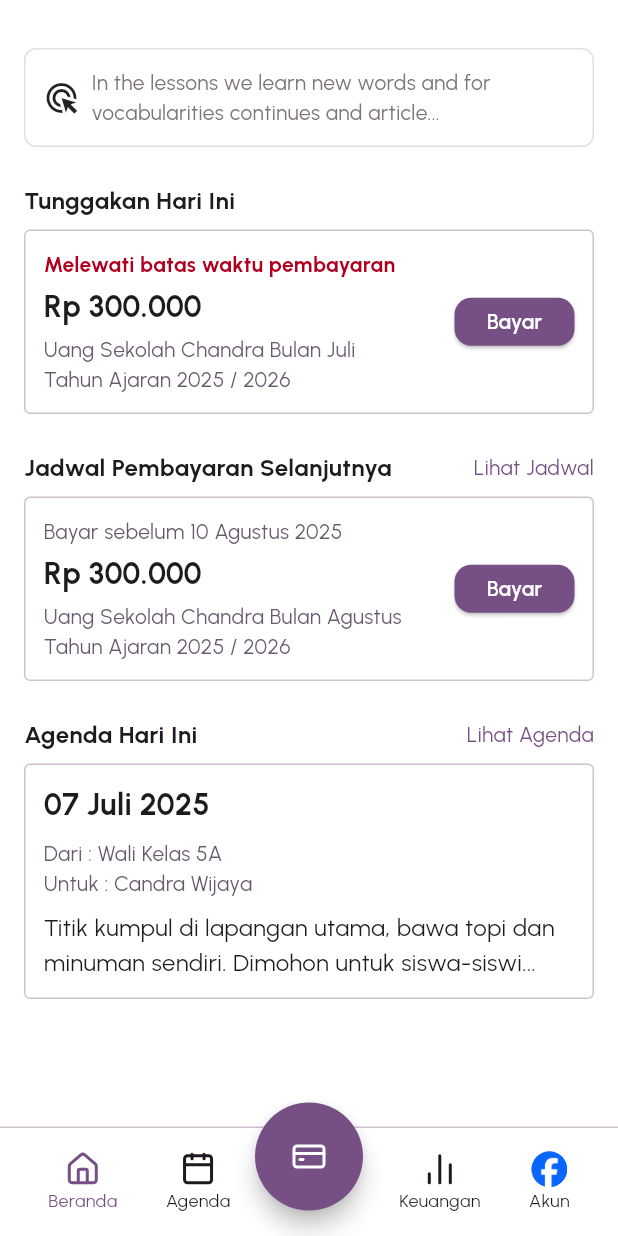
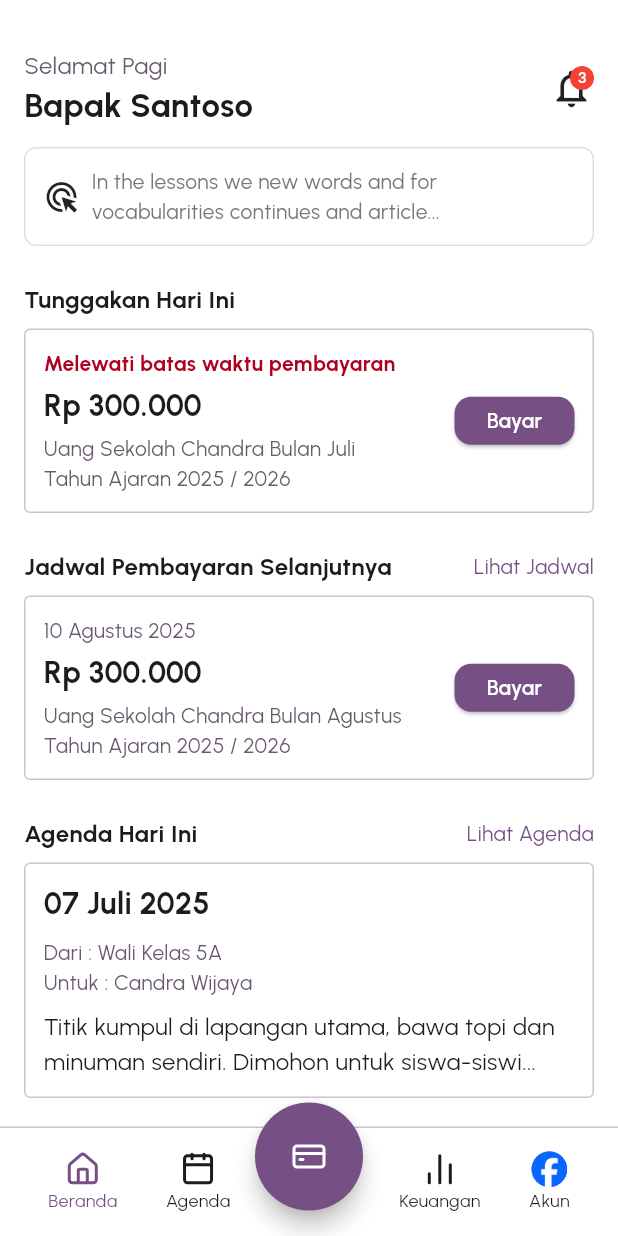
Before and after one commit to s1mpleBoy29/sekolahpro, a Flutter app: the screen it shows after launch, after a tap on "Log In", on a phone screen of 412 x 824 dp. Run offline on Flutter 3.47's test engine with Material 3 defaults, Android fonts, the phone set to English and light mode, and no system bars; our stand-ins replace cached_network_image, flutter_svg, lottie, lucide_icons, package_info_plus, shared_preferences.

Commit message:
new-home-widgets

```diff
--- /dev/null
+++ b/lib/presentation/home/home.dart
@@ -0,0 +1,92 @@
+import 'package:flutter/material.dart';
+import 'package:guardian_app/core/app_export.dart';
+import 'package:guardian_app/widgets/bottom_nav_bar.dart';
+import 'package:guardian_app/widgets/custom_fab.dart';
+// import 'package:guardian_app/widgets/topbar.dart';
+import 'package:guardian_app/widgets/ad_card.dart';
+import 'package:guardian_app/widgets/agenda_card.dart';
+import 'package:guardian_app/widgets/due_card.dart';
+import 'package:guardian_app/presentation/home/widgets/section_title.dart';
+import 'package:guardian_app/presentation/home/widgets/header.dart';
+
+class HomeScreen extends StatefulWidget {
+  const HomeScreen({super.key});
+
+  @override
+  HomePageScreen createState() => HomePageScreen();
+}
+
+class HomePageScreen extends State<HomeScreen> {
+  @override
+  Widget build(BuildContext context) {
+    return Scaffold(
+      backgroundColor: Colors.white,
+      bottomNavigationBar: BottomNavBar(
+        context: context,
+        theme: theme,
+      ),
+      floatingActionButton: CustomFAB(
+        onPressed: () {},
+      ),
+      floatingActionButtonLocation: FloatingActionButtonLocation.centerDocked,
+      body: SafeArea(
+        child: ListView(
+          padding: const EdgeInsets.all(16),
+          children: [
+            // TopBar(
+            //   mode: TopBarMode.greeting,
+            //   greeting: "Selamat Pagi,",
+            //   userName: "Bapak Santoso",
+            //   notificationCount: 3,
+            //   onNotificationTap: () {
+            //     // Navigasi ke halaman notifikasi
+            //   },
+            // ),
+            const SizedBox(height: 16),
+            const Header(
+              waktu: "Selamat Pagi",
+              user: "Bapak Santoso",
+            ),
+            const AdCard(
+              text:
+                  "In the lessons we new words and for vocabularities continues and article...",
+            ),
+            const SizedBox(height: 24),
+            const SectionTitle(title: "Tunggakan Hari Ini"),
+            DueCard(
+              isOverdue: true,
+              harga: "Rp 300.000",
+              deskripsi:
+                  "Uang Sekolah Chandra Bulan Juli\nTahun Ajaran 2025 / 2026",
+              onPayPressed: () {
+                // Aksi ketika tombol bayar ditekan
+              },
+            ),
+            const SizedBox(height: 24),
+            const SectionTitle(
+                title: "Jadwal Pembayaran Selanjutnya", action: "Lihat Jadwal"),
+            DueCard(
+              isOverdue: false,
+              dueDate: "10 Agustus 2025",
+              harga: "Rp 300.000",
+              deskripsi:
+                  "Uang Sekolah Chandra Bulan Agustus\nTahun Ajaran 2025 / 2026",
+              onPayPressed: () {
+                // Aksi ketika tombol bayar ditekan
+              },
+            ),
+            const SizedBox(height: 24),
+            const SectionTitle(
+                title: "Agenda Hari Ini", action: "Lihat Agenda"),
+            const AgendaCard(
+                tanggal: "07 Juli 2025",
+                dari: "Wali Kelas 5A",
+                untuk: "Candra Wijaya",
+                detail:
+                    "Titik kumpul di lapangan utama, bawa topi dan minuman sendiri. Dimohon untuk siswa-siswi..."),
+          ],
+        ),
+      ),
+    );
+  }
+}
--- /dev/null
+++ b/lib/presentation/home/widgets/header.dart
@@ -0,0 +1,56 @@
+import 'package:flutter/material.dart';
+import 'package:guardian_app/core/app_export.dart';
+
+class Header extends StatelessWidget {
+  final String waktu;
+  final String user;
+
+  const Header({super.key, required this.waktu, required this.user});
+
+  Widget build(BuildContext context) {
+    return Padding(
+      // Wrap with Padding
+      padding: const EdgeInsets.only(bottom: 12.0), // Add padding here
+      child: Row(
+        children: [
+          Expanded(
+            child: Column(
+              crossAxisAlignment: CrossAxisAlignment.start,
+              children: [
+                Text(
+                  waktu,
+                  style: TextStyle(
+                      color: theme.colorScheme.secondary, fontSize: 16),
+                ),
+                Text(
+                  user,
+                  style: TextStyle(
+                    fontWeight: FontWeight.bold,
+                    fontSize: 22,
+                    color: theme.colorScheme.onPrimaryContainer,
+                  ),
+                ),
+              ],
+            ),
+          ),
+          const Stack(
+            children: [
+              Icon(Icons.notifications_none, size: 30),
+              Positioned(
+                right: 0,
+                child: CircleAvatar(
+                  radius: 8,
+                  backgroundColor: Colors.red,
+                  child: Text(
+                    "3",
+                    style: TextStyle(fontSize: 10, color: Colors.white),
+                  ),
+                ),
+              )
+            ],
+          )
+        ],
+      ),
+    );
+  }
+}
--- /dev/null
+++ b/lib/presentation/home/widgets/section_title.dart
@@ -0,0 +1,35 @@
+import 'package:flutter/material.dart';
+import 'package:guardian_app/core/app_export.dart';
+
+class SectionTitle extends StatelessWidget {
+  final String title;
+  final String? action;
+
+  const SectionTitle({Key? key, required this.title, this.action})
+      : super(key: key);
+
+  @override
+  Widget build(BuildContext context) {
+    return Row(
+      mainAxisAlignment: MainAxisAlignment.spaceBetween,
+      children: [
+        Text(
+          title,
+          style: TextStyle(
+            fontWeight: FontWeight.bold,
+            fontSize: 16,
+            color: theme.colorScheme.onPrimaryContainer,
+          ),
+        ),
+        if (action != null)
+          Text(
+            action!,
+            style: TextStyle(
+              color: theme.colorScheme.primary,
+              fontSize: 14,
+            ),
+          ),
+      ],
+    );
+  }
+}
--- a/lib/routes/app_routes.dart
+++ b/lib/routes/app_routes.dart
@@ -1,7 +1,7 @@
 import 'package:flutter/material.dart';
 import 'package:guardian_app/presentation/agenda.dart';
 
-import '../presentation/home.dart';
+import '../presentation/home/home.dart';
 import '../presentation/login.dart';
 
 class AppRoutes {
--- a/lib/widgets/ad_card.dart
+++ b/lib/widgets/ad_card.dart
@@ -8,7 +8,7 @@ class AdCard extends StatelessWidget {
   @override
   Widget build(BuildContext context) {
     return Container(
-      padding: const EdgeInsets.all(12),
+      padding: const EdgeInsets.all(12.0),
       decoration: BoxDecoration(
         border: Border.all(color: Colors.grey.shade300),
         borderRadius: BorderRadius.circular(8),
--- /dev/null
+++ b/lib/widgets/due_card.dart
@@ -0,0 +1,96 @@
+import 'package:flutter/material.dart';
+import 'package:guardian_app/core/app_export.dart';
+import 'package:guardian_app/widgets/custom_elevated_button.dart';
+
+class DueCard extends StatelessWidget {
+  final bool isOverdue;
+  final String? dueDate;
+  final String harga;
+  final String deskripsi;
+  final VoidCallback onPayPressed;
+
+  const DueCard({
+    super.key,
+    required this.isOverdue,
+    this.dueDate,
+    required this.harga,
+    required this.deskripsi,
+    required this.onPayPressed,
+  });
+
+  @override
+  Widget build(BuildContext context) {
+    return Container(
+      padding: const EdgeInsets.all(12),
+      margin: const EdgeInsets.only(top: 8),
+      decoration: BoxDecoration(
+        border: Border.all(color: theme.colorScheme.outlineVariant),
+        borderRadius: BorderRadius.circular(4),
+      ),
+      child: Row(
+        children: [
+          Expanded(
+            child: Column(
+              crossAxisAlignment: CrossAxisAlignment.start,
+              children: [
+                if (isOverdue)
+                  Text(
+                    "Melewati batas waktu pembayaran",
+                    style: TextStyle(
+                      color: theme.colorScheme.error,
+                      fontWeight: FontWeight.bold,
+                      fontSize: 14,
+                    ),
+                  )
+                else
+                  Text(
+                    dueDate ?? "",
+                    style: TextStyle(
+                      color: theme.colorScheme.secondary,
+                      fontSize: 14,
+                    ),
+                  ),
+                const SizedBox(height: 4),
+                Text(
+                  harga,
+                  style: TextStyle(
+                    fontSize: 20,
+                    fontWeight: FontWeight.bold,
+                    color: theme.colorScheme.onPrimaryContainer,
+                  ),
+                ),
+                const SizedBox(height: 4),
+                Text(
+                  deskripsi,
+                  style: TextStyle(
+                    color: theme.colorScheme.secondary,
+                    fontSize: 14,
+                  ),
+                )
+              ],
+            ),
+          ),
+          CustomElevatedButton(
+            width: 80,
+            height: 32,
+            text: "Bayar",
+            buttonTextStyle: TextStyle(
+              fontSize: 14,
+              color: theme.colorScheme.onPrimary,
+            ),
+            onPressed: onPayPressed,
+          ),
+          // ElevatedButton(
+          //   onPressed: () {},
+          //   style: ElevatedButton.styleFrom(
+          //     backgroundColor: theme.colorScheme.primary,
+          //     foregroundColor: Colors.white,
+          //     padding: const EdgeInsets.symmetric(horizontal: 24, vertical: 12),
+          //   ),
+          //   child: const Text("Bayar"),
+          // )
+        ],
+      ),
+    );
+  }
+}
```
Also changed, not shown: pubspec.lock, 1 other file.
